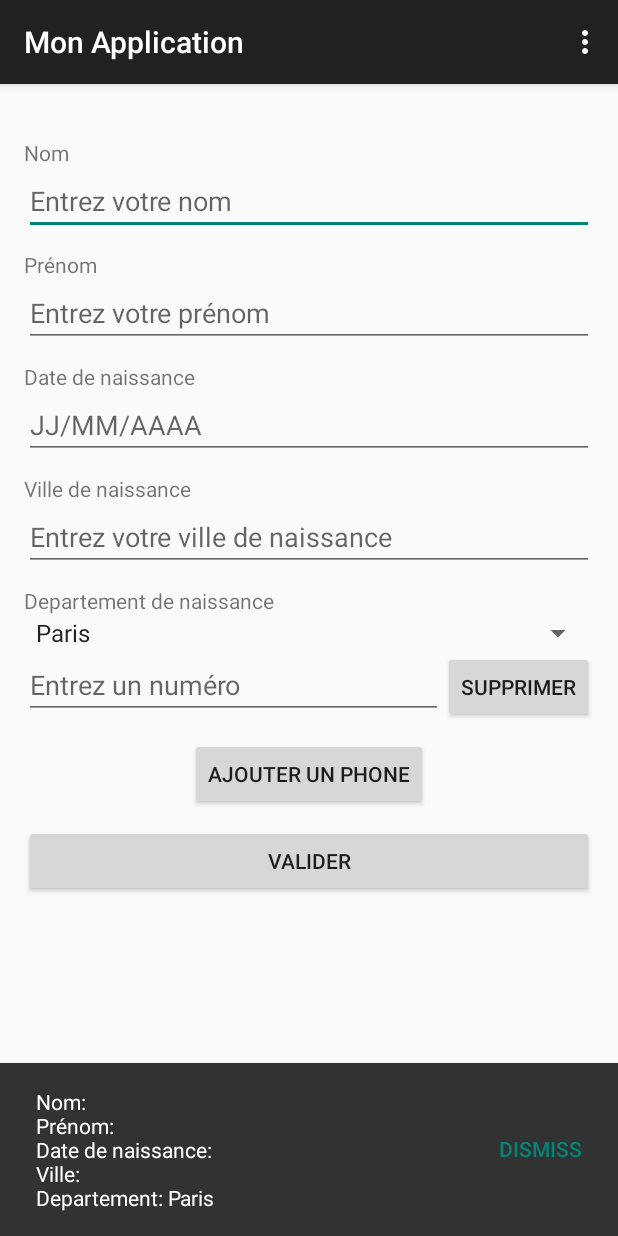
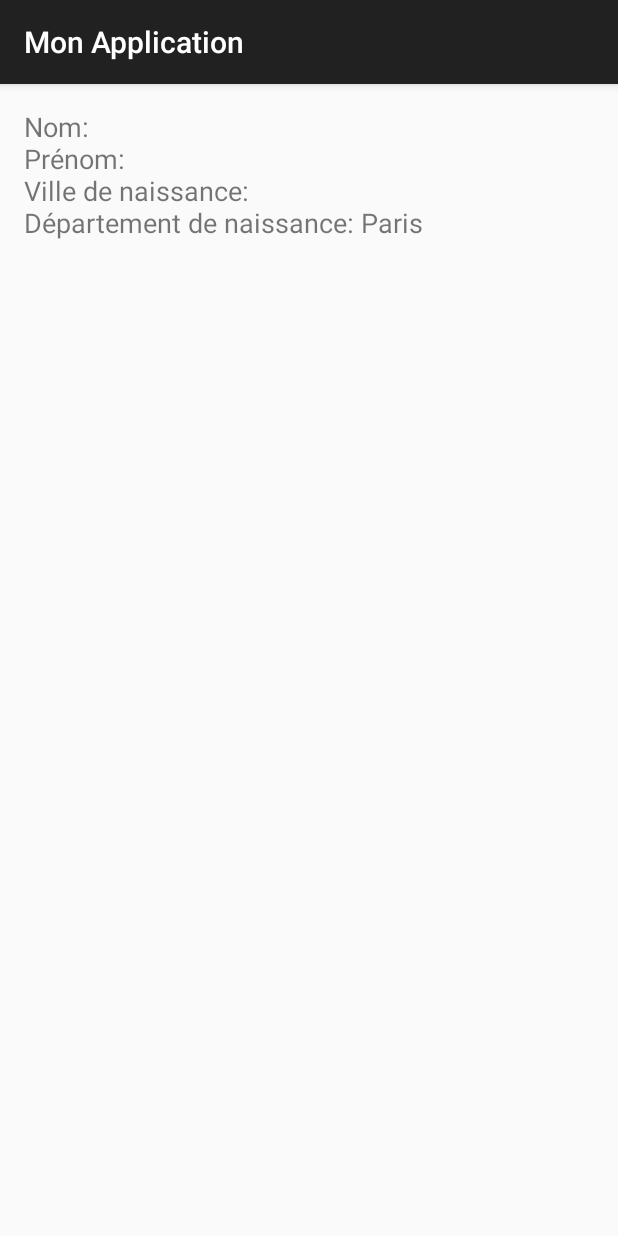
Before and after one commit to Jiaobanzhang/Android_TP, an Android app: the screen it shows after launch (MainActivity before the commit, DisplayUserActivity after it), after a tap on "VALIDER", on a phone screen of 412 x 824 dp. Run offline under Robolectric (Android 15) with nearby library versions, the phone set to English and light mode, and no system bars; 2 other taps on this screen came first.

Commit message:
TP4 : 1. 使用 Parcelable 传递 User 对象信息

```diff
--- a/app/src/main/AndroidManifest.xml
+++ b/app/src/main/AndroidManifest.xml
@@ -21,6 +21,7 @@
                 <category android:name="android.intent.category.LAUNCHER" />
             </intent-filter>
         </activity>
+        <activity android:name=".DisplayUserActivity" />
     </application>
 
 </manifest>
--- /dev/null
+++ b/app/src/main/java/fr/imt_atlantique/myfirstappllication/DisplayUserActivity.java
@@ -0,0 +1,39 @@
+package fr.imt_atlantique.myfirstappllication;
+
+import android.os.Bundle;
+import android.widget.TextView;
+import androidx.appcompat.app.AppCompatActivity;
+
+public class DisplayUserActivity extends AppCompatActivity {
+    @Override
+    protected void onCreate(Bundle savedInstanceState) {
+        super.onCreate(savedInstanceState);
+        setContentView(R.layout.activity_display_user);
+
+        TextView userInfoTextView = findViewById(R.id.userInfoTextView);
+
+        User user = getIntent().getParcelableExtra("user");
+
+        if (user != null) {
+            StringBuilder userInfo = new StringBuilder();
+            userInfo.append("Nom: ").append(user.getNom()).append("\n");
+            userInfo.append("Prénom: ").append(user.getPrenom()).append("\n");
+            userInfo.append("Ville de naissance: ").append(user.getVilleNaissance()).append("\n");
+
+            if (user.getDateNaissance() != null && !user.getDateNaissance().isEmpty()) {
+                userInfo.append("Date de naissance: ").append(user.getDateNaissance()).append("\n");
+            }
+            if (user.getDepartementNaissance() != null && !user.getDepartementNaissance().isEmpty()) {
+                userInfo.append("Département de naissance: ").append(user.getDepartementNaissance()).append("\n");
+            }
+            if (user.getPhoneNumbers() != null && !user.getPhoneNumbers().isEmpty()) {
+                userInfo.append("Numéros de téléphone:\n");
+                for (String phone : user.getPhoneNumbers()) {
+                    userInfo.append("- ").append(phone).append("\n");
+                }
+            }
+
+            userInfoTextView.setText(userInfo.toString());
+        }
+    }
+}
--- a/app/src/main/java/fr/imt_atlantique/myfirstappllication/MainActivity.java
+++ b/app/src/main/java/fr/imt_atlantique/myfirstappllication/MainActivity.java
@@ -22,7 +22,9 @@ import androidx.appcompat.app.AppCompatActivity;
 
 import com.google.android.material.snackbar.Snackbar;
 
+import java.util.ArrayList;
 import java.util.Calendar;
+import java.util.List;
 
 public class MainActivity extends AppCompatActivity {
 
@@ -52,40 +54,40 @@ public class MainActivity extends AppCompatActivity {
         Button buttonAddPhone = findViewById(R.id.button_add_phone);
 
         // 2️⃣ 设置按钮的点击事件 (Définir l'événement de clic du bouton)
-        buttonValidate.setOnClickListener(new View.OnClickListener() {
-            @Override
-            public void onClick(View v) {
-                // 3️⃣ 读取用户输入 (Lire la saisie de l'utilisateur)
-                String nom = editNom.getText().toString();
-                String prenom = editPrenom.getText().toString();
-                String dateNaissance = editDateNaissance.getText().toString();
-                String villeNaissance = editVilleNaissance.getText().toString();
-                // 直接从 Spinner 获取选中项 (Obtenir directement l'élément sélectionné depuis le Spinner)
-                String selectedItem = spinner.getSelectedItem().toString();
-
-                // 4️⃣ 组合显示的信息 (Combiner et afficher les informations)
-                String message = "Nom: " + nom + "\nPrénom: " + prenom +
-                        "\nDate de naissance: " + dateNaissance +
-                        "\nVille: " + villeNaissance +
-                        "\nDepartement: " + selectedItem;
-
-                // 5️⃣ 显示 Snackbar 并添加 DISMISS 按钮 (Afficher un Snackbar et ajouter un bouton DISMISS)
-                // 这段代码可以显示很多行代码 (Ce code peut afficher plusieurs lignes de code)
-                Snackbar snackbar = Snackbar.make(findViewById(R.id.myConstraintLayout), message, Snackbar.LENGTH_LONG)
-                        .setAction("DISMISS", new View.OnClickListener() {
-                            @Override
-                            public void onClick(View v) {
-                                // 关闭 Snackbar
-                            }
-                        });
-                // 让 Snackbar 的文本区域变大，允许多行显示
-                View snackbarView = snackbar.getView();
-                // TextView 是 View 的子类，专门用于显示文本
-                TextView snackbarText = snackbarView.findViewById(com.google.android.material.R.id.snackbar_text);
-                snackbarText.setMaxLines(10);  // 设置最大显示行数
-                snackbar.show();
-            }
-        });
+//        buttonValidate.setOnClickListener(new View.OnClickListener() {
+//            @Override
+//            public void onClick(View v) {
+//                // 3️⃣ 读取用户输入 (Lire la saisie de l'utilisateur)
+//                String nom = editNom.getText().toString();
+//                String prenom = editPrenom.getText().toString();
+//                String dateNaissance = editDateNaissance.getText().toString();
+//                String villeNaissance = editVilleNaissance.getText().toString();
+//                // 直接从 Spinner 获取选中项 (Obtenir directement l'élément sélectionné depuis le Spinner)
+//                String selectedItem = spinner.getSelectedItem().toString();
+//
+//                // 4️⃣ 组合显示的信息 (Combiner et afficher les informations)
+//                String message = "Nom: " + nom + "\nPrénom: " + prenom +
+//                        "\nDate de naissance: " + dateNaissance +
+//                        "\nVille: " + villeNaissance +
+//                        "\nDepartement: " + selectedItem;
+//
+//                // 5️⃣ 显示 Snackbar 并添加 DISMISS 按钮 (Afficher un Snackbar et ajouter un bouton DISMISS)
+//                // 这段代码可以显示很多行代码 (Ce code peut afficher plusieurs lignes de code)
+//                Snackbar snackbar = Snackbar.make(findViewById(R.id.myConstraintLayout), message, Snackbar.LENGTH_LONG)
+//                        .setAction("DISMISS", new View.OnClickListener() {
+//                            @Override
+//                            public void onClick(View v) {
+//                                // 关闭 Snackbar
+//                            }
+//                        });
+//                // 让 Snackbar 的文本区域变大，允许多行显示
+//                View snackbarView = snackbar.getView();
+//                // TextView 是 View 的子类，专门用于显示文本
+//                TextView snackbarText = snackbarView.findViewById(com.google.android.material.R.id.snackbar_text);
+//                snackbarText.setMaxLines(10);  // 设置最大显示行数
+//                snackbar.show();
+//            }
+//        });
 
         // 6️⃣设置 Ajouter un phone 按钮点击监听器
         // Mise en place de l'écouteur Ajouter un phone button click
@@ -283,7 +285,7 @@ public class MainActivity extends AppCompatActivity {
 
         // 确保用户输入了城市名称
         if (city.isEmpty()) {
-            Snackbar.make(phoneContainer, "Please enter a city name", Snackbar.LENGTH_SHORT).show();
+            Snackbar.make(findViewById(R.id.myConstraintLayout), "Please enter a city name", Snackbar.LENGTH_SHORT).show();
             return;
         }
 
@@ -300,7 +302,53 @@ public class MainActivity extends AppCompatActivity {
         if (shareIntent.resolveActivity(getPackageManager()) != null) {
             startActivity(chooser);
         } else {
-            Snackbar.make(phoneContainer, "No app available to share", Snackbar.LENGTH_LONG).show();
+            Snackbar.make(findViewById(R.id.myConstraintLayout), "No app available to share", Snackbar.LENGTH_LONG).show();
         }
     }
+
+    // TP4 : 传递 User 对象
+    public void validateForm(View view) {
+        EditText editNom = findViewById(R.id.edit_nom);
+        EditText editPrenom = findViewById(R.id.edit_prenom);
+        EditText editVilleNaissance = findViewById(R.id.edit_ville_naissance);
+        EditText editDateNaissance = findViewById(R.id.edit_date_naissance);
+        Spinner departementSpinner = findViewById(R.id.spinner_departments);
+        LinearLayout phoneContainer = findViewById(R.id.phoneContainer);
+
+        String nom = editNom.getText().toString().trim();
+        String prenom = editPrenom.getText().toString().trim();
+        String villeNaissance = editVilleNaissance.getText().toString().trim();
+        String dateNaissance = editDateNaissance.getText().toString().trim();
+        String departementNaissance = departementSpinner.getSelectedItem().toString();
+
+        List<String> phoneNumbers = new ArrayList<>();
+
+        // 遍历 phoneContainer，查找其中的 LinearLayout，并获取 EditText 的内容
+        for (int i = 0; i < phoneContainer.getChildCount(); i++) {
+            View child = phoneContainer.getChildAt(i);
+
+            if (child instanceof LinearLayout) { // 先检查是不是 LinearLayout
+                LinearLayout phoneRow = (LinearLayout) child;
+
+                for (int j = 0; j < phoneRow.getChildCount(); j++) {
+                    View subChild = phoneRow.getChildAt(j);
+
+                    if (subChild instanceof EditText) { // 这里才是获取输入的电话号码
+                        String phone = ((EditText) subChild).getText().toString().trim();
+                        if (!phone.isEmpty()) {
+                            phoneNumbers.add(phone);
+                        }
+                        break; // 只需要找到第一个 EditText
+                    }
+                }
+            }
+        }
+
+        User user = new User(nom, prenom, villeNaissance, dateNaissance, departementNaissance, phoneNumbers);
+
+        Intent intent = new Intent(this, DisplayUserActivity.class);
+        intent.putExtra("user", user);
+        startActivity(intent);
+    }
+
 }
--- /dev/null
+++ b/app/src/main/java/fr/imt_atlantique/myfirstappllication/User.java
@@ -0,0 +1,70 @@
+package fr.imt_atlantique.myfirstappllication;
+
+import android.os.Parcel;
+import android.os.Parcelable;
+import java.util.ArrayList;
+import java.util.List;
+
+public class User implements Parcelable {
+    private String nom;
+    private String prenom;
+    private String villeNaissance;
+    private String dateNaissance;
+    private String departementNaissance;
+    private List<String> phoneNumbers;
+
+    // Constructor
+    public User(String nom, String prenom, String villeNaissance, String dateNaissance, String departementNaissance, List<String> phoneNumbers) {
+        this.nom = nom;
+        this.prenom = prenom;
+        this.villeNaissance = villeNaissance;
+        this.dateNaissance = dateNaissance;
+        this.departementNaissance = departementNaissance;
+        this.phoneNumbers = phoneNumbers;
+    }
+
+    // Parcelable implementation
+    protected User(Parcel in) {
+        nom = in.readString();
+        prenom = in.readString();
+        villeNaissance = in.readString();
+        dateNaissance = in.readString();
+        departementNaissance = in.readString();
+        phoneNumbers = in.createStringArrayList();
+    }
+
+    public static final Creator<User> CREATOR = new Creator<User>() {
+        @Override
+        public User createFromParcel(Parcel in) {
+            return new User(in);
+        }
+
+        @Override
+        public User[] newArray(int size) {
+            return new User[size];
+        }
+    };
+
+    @Override
+    public int describeContents() {
+        return 0;
+    }
+
+    @Override
+    public void writeToParcel(Parcel dest, int flags) {
+        dest.writeString(nom);
+        dest.writeString(prenom);
+        dest.writeString(villeNaissance);
+        dest.writeString(dateNaissance);
+        dest.writeString(departementNaissance);
+        dest.writeStringList(phoneNumbers);
+    }
+
+    // Getters
+    public String getNom() { return nom; }
+    public String getPrenom() { return prenom; }
+    public String getVilleNaissance() { return villeNaissance; }
+    public String getDateNaissance() { return dateNaissance; }
+    public String getDepartementNaissance() { return departementNaissance; }
+    public List<String> getPhoneNumbers() { return phoneNumbers; }
+}
--- /dev/null
+++ b/app/src/main/res/layout/activity_display_user.xml
@@ -0,0 +1,13 @@
+<?xml version="1.0" encoding="utf-8"?>
+<LinearLayout xmlns:android="http://schemas.android.com/apk/res/android"
+    android:layout_width="match_parent"
+    android:layout_height="match_parent"
+    android:padding="16dp"
+    android:orientation="vertical">
+
+    <TextView
+        android:id="@+id/userInfoTextView"
+        android:layout_width="match_parent"
+        android:layout_height="wrap_content"
+        android:textSize="18sp"/>
+</LinearLayout>
--- a/app/src/main/res/layout/activity_main.xml
+++ b/app/src/main/res/layout/activity_main.xml
@@ -1,3 +1,4 @@
+<!-- layout_width : 让 ConstraintLayout 宽度填充整个屏幕 -->
 <androidx.constraintlayout.widget.ConstraintLayout xmlns:android="http://schemas.android.com/apk/res/android"
     xmlns:app="http://schemas.android.com/apk/res-auto"
     xmlns:tools="http://schemas.android.com/tools"
@@ -5,7 +6,7 @@
     android:layout_width="match_parent"
     android:layout_height="match_parent"
     tools:context=".MainActivity"
-    android:padding="16dp">
+    android:padding="16dp">  <!-- 内边距 -->
 
     <!-- Nom -->
     <TextView
@@ -134,6 +135,12 @@
         android:layout_marginTop="10dp"
         app:layout_constraintTop_toBottomOf="@id/button_add_phone"
         app:layout_constraintStart_toStartOf="parent"
-        app:layout_constraintEnd_toEndOf="parent" />
+        app:layout_constraintEnd_toEndOf="parent"
+        android:onClick="validateForm"/>
+
+<!--    `android:onClick="validateAction"`-->
+<!--    1. - android:inputType : text, phone, number-->
+<!--    2. EditText editText = findViewById(R.id.editText);-->
+<!--    editText.setInputType(InputType.TYPE_CLASS_NUMBER);-->
 
 </androidx.constraintlayout.widget.ConstraintLayout>
```
